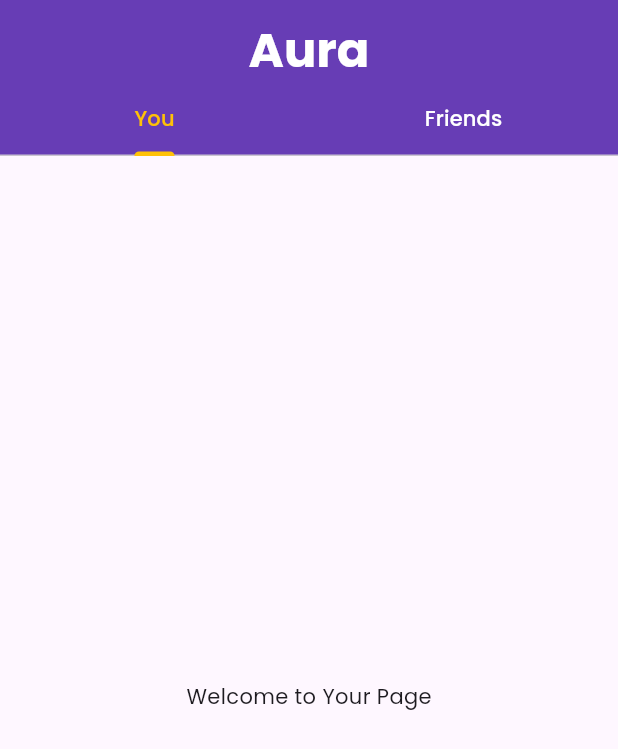
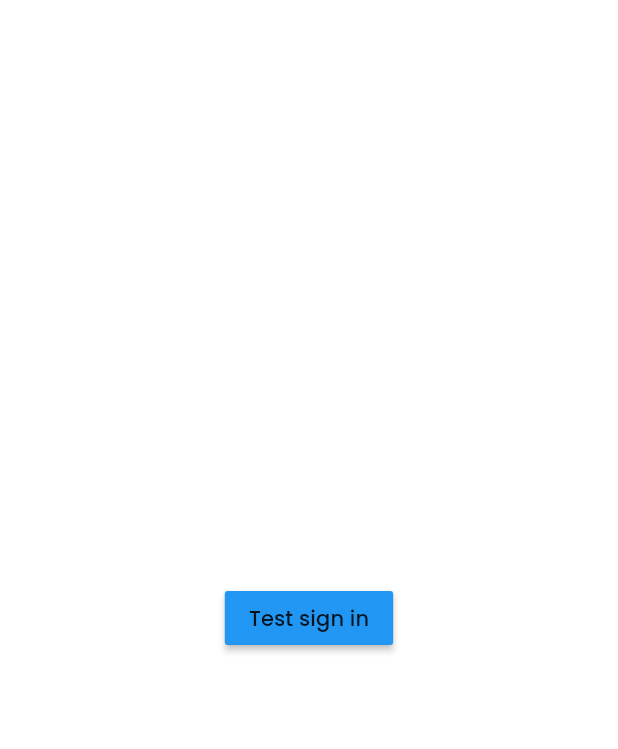
Before and after one commit to Geissmoney/Aura, a Flutter app: the screen it shows after launch, on a phone screen of 412 x 824 dp. Shown: the top 749 px of the screen. Run offline on Flutter 3.47's test engine with Material 3 defaults, Android fonts, the phone set to English and light mode, and no system bars; our stand-ins replace cloud_firestore, firebase_auth, firebase_core, result_dart; accounts and stored records are empty.

```diff
--- a/lib/main.dart
+++ b/lib/main.dart
@@ -1,6 +1,10 @@
 import 'package:aura/firebase_options.dart';
+import 'package:aura/services/auth_service.dart';
+import 'package:aura/services/database_service.dart';
+import 'package:firebase_auth/firebase_auth.dart';
 import 'package:firebase_core/firebase_core.dart';
 import 'package:flutter/material.dart';
+import 'package:provider/provider.dart';
 import 'pages/home.dart';
 
 void main() async {
@@ -17,11 +21,49 @@ class MyApp extends StatelessWidget {
   @override
   Widget build(BuildContext context) {
     return MaterialApp(
-      debugShowCheckedModeBanner: false,
-      theme: ThemeData(
-        fontFamily: "Poppins",
-      ),
-      home: const HomePage()
+        debugShowCheckedModeBanner: false,
+        theme: ThemeData(
+          fontFamily: "Poppins",
+        ),
+        home: const Auth());
+  }
+}
+
+class Auth extends StatefulWidget {
+  const Auth({super.key});
+  @override
+  State<Auth> createState() => _AuthState();
+}
+
+class _AuthState extends State<Auth> {
+  final AuthService _auth = AuthService();
+  @override
+  Widget build(BuildContext context) {
+    return StreamBuilder(
+      stream: _auth.authState,
+      builder: (BuildContext context, AsyncSnapshot<User?> snapshot) {
+        final User? user = snapshot.data;
+        if (user == null) {
+          // return const LoginPage(); TODO: Implement LoginPage
+          return Center(
+            child: MaterialButton(
+              color: Colors.blue,
+              child: const Text('Test sign in'),
+              onPressed: () async {
+                await _auth.signInAnon();
+              },
+            ),
+          );
+        } else {
+          final databaseService = DatabaseService(uid: user.uid);
+          return Provider<DatabaseService>(
+            create: (context) => databaseService,
+            builder: (context, child) {
+              return const HomePage();
+            },
+          );
+        }
+      },
     );
   }
 }
```
Also changed, not shown: lib/ui/screens/home.dart (renamed from lib/pages/home.dart, +7 -9 lines), pubspec.lock, 1 other file.
